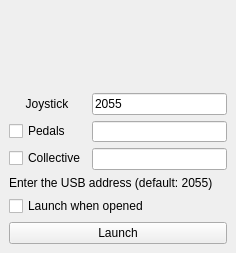
Old version of the form SM/launcherwindow.ui in the repository walmis/VPforce-TelemFFB.
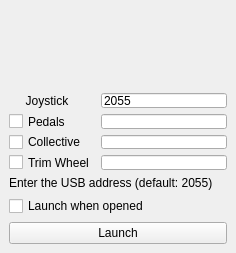
New version of the form. Icons and pictures are not drawn.

Commit message: UI Setup for Trim Wheel

What changed in the file:
```diff
--- a/SM/launcherwindow.ui
+++ b/SM/launcherwindow.ui
@@ -101,6 +101,16 @@
       <item row="2" column="1">
        <widget class="QLineEdit" name="tb_collective"/>
       </item>
+      <item row="3" column="0">
+       <widget class="QCheckBox" name="cb_trimwheel">
+        <property name="text">
+         <string>Trim Wheel</string>
+        </property>
+       </widget>
+      </item>
+      <item row="3" column="1">
+       <widget class="QLineEdit" name="tb_trimwheel"/>
+      </item>
      </layout>
     </item>
     <item>
```
The commit also changes 10 other files.
